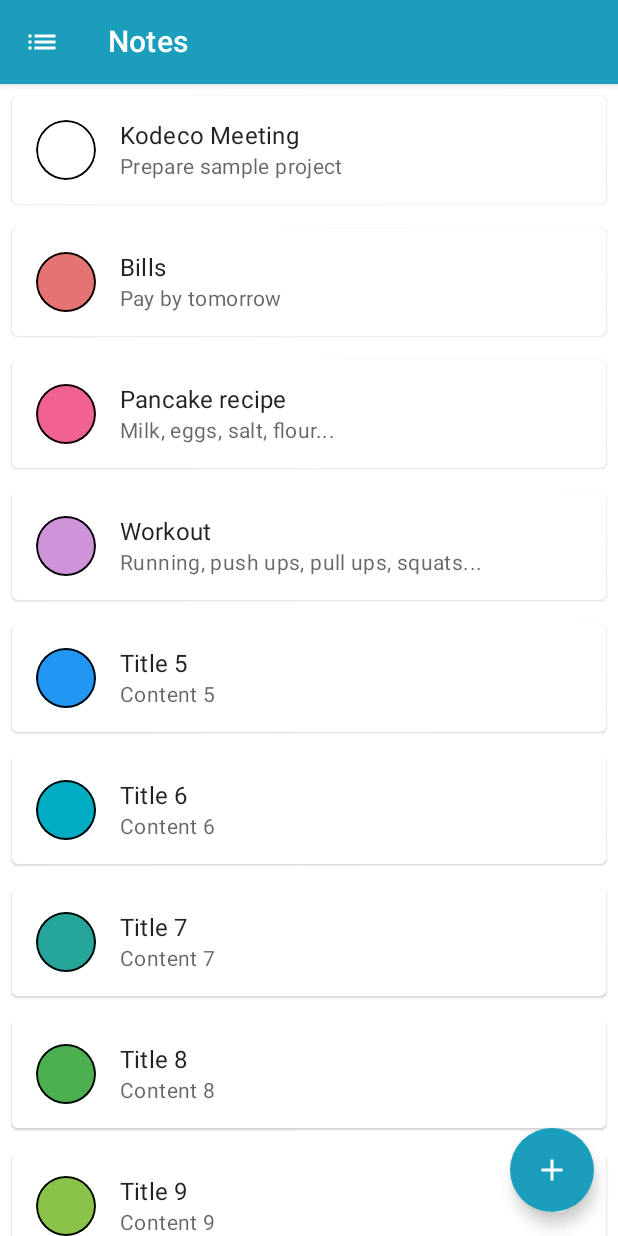
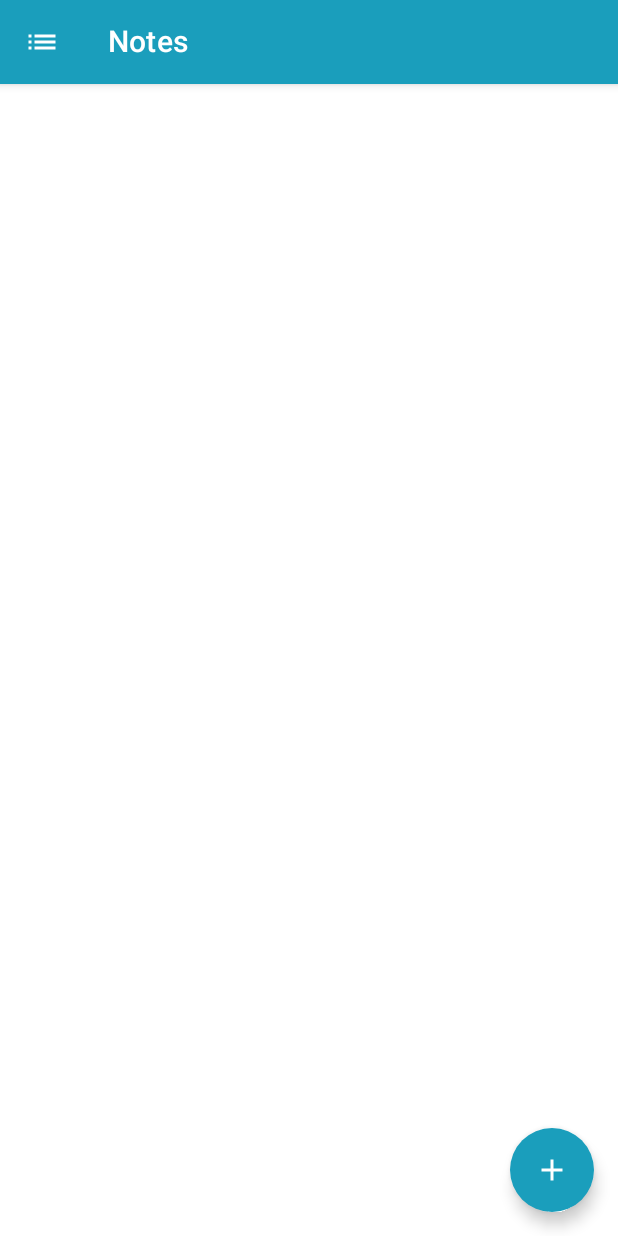
Before and after one commit to superosystem/Notes, an Android app built with Jetpack Compose: the screen it shows after launch (MainActivity), on a phone screen of 412 x 824 dp. Run offline under Robolectric (Android 15) with nearby library versions, the phone set to English and light mode, and no system bars; our stand-ins replace Room's generated code, livedata-compose.

Commit message:
Clean dummy data

```diff
--- a/app/src/main/java/org/orbitfiftyeight/android/notes/data/database/model/NoteDbModel.kt
+++ b/app/src/main/java/org/orbitfiftyeight/android/notes/data/database/model/NoteDbModel.kt
@@ -14,20 +14,4 @@ data class NoteDbModel(
   @ColumnInfo(name = "color_id") val colorId: Long,
   @ColumnInfo(name = "in_trash") val isInTrash: Boolean
 ) {
-  companion object {
-    val DEFAULT_NOTES = listOf(
-      NoteDbModel(1, "Kodeco Meeting", "Prepare sample project", false, false, 1, false),
-      NoteDbModel(2, "Bills", "Pay by tomorrow", false, false, 2, false),
-      NoteDbModel(3, "Pancake recipe", "Milk, eggs, salt, flour...", false, false, 3, false),
-      NoteDbModel(4, "Workout", "Running, push ups, pull ups, squats...", false, false, 4, false),
-      NoteDbModel(5, "Title 5", "Content 5", false, false, 5, false),
-      NoteDbModel(6, "Title 6", "Content 6", false, false, 6, false),
-      NoteDbModel(7, "Title 7", "Content 7", false, false, 7, false),
-      NoteDbModel(8, "Title 8", "Content 8", false, false, 8, false),
-      NoteDbModel(9, "Title 9", "Content 9", false, false, 9, false),
-      NoteDbModel(10, "Title 10", "Content 10", false, false, 10, false),
-      NoteDbModel(11, "Title 11", "Content 11", true, false, 11, false),
-      NoteDbModel(12, "Title 12", "Content 12", true, false, 12, false)
-    )
-  }
 }
--- a/app/src/main/java/org/orbitfiftyeight/android/notes/data/repository/Repository.kt
+++ b/app/src/main/java/org/orbitfiftyeight/android/notes/data/repository/Repository.kt
@@ -8,7 +8,6 @@ import org.orbitfiftyeight.android.notes.domain.model.NoteModel
  * Allows communication with the app's database.
  */
 interface Repository {
-
   // notes
   fun getAllNotesNotInTrash(): Flow<List<NoteModel>>
   fun getAllNotesInTrash(): Flow<List<NoteModel>>
--- a/app/src/main/java/org/orbitfiftyeight/android/notes/data/repository/RepositoryImpl.kt
+++ b/app/src/main/java/org/orbitfiftyeight/android/notes/data/repository/RepositoryImpl.kt
@@ -45,13 +45,6 @@ class RepositoryImpl(
             val dbColors = colorDao.getAllSync()
             if (dbColors.isEmpty()) {
                 colorDao.insertAll(*colors)
-            }
-
-            // Prepopulate notes
-            val notes = NoteDbModel.DEFAULT_NOTES.toTypedArray()
-            val dbNotes = noteDao.getAllSync()
-            if (dbNotes.isEmpty()) {
-                noteDao.insertAll(*notes)
             }
 
             postInitAction.invoke()
--- a/app/src/main/java/org/orbitfiftyeight/android/notes/ui/components/AppDrawer.kt
+++ b/app/src/main/java/org/orbitfiftyeight/android/notes/ui/components/AppDrawer.kt
@@ -34,14 +34,6 @@ private fun AppDrawerHeader() {
       modifier = Modifier
         .align(alignment = Alignment.CenterVertically)
     )
-  }
-}
-
-@Preview
-@Composable
-fun AppDrawerHeaderPreview() {
-  NotesTheme {
-    AppDrawerHeader()
   }
 }
 
@@ -110,19 +102,6 @@ private fun ScreenNavigationButton(
   }
 }
 
-@Preview
-@Composable
-fun ScreenNavigationButtonPreview() {
-  NotesTheme {
-    ScreenNavigationButton(
-      icon = Icons.Filled.Home,
-      label = "Notes",
-      isSelected = true,
-      onClick = { }
-    )
-  }
-}
-
 @Composable
 private fun LightDarkThemeItem() {
   Row(
@@ -145,14 +124,6 @@ private fun LightDarkThemeItem() {
         .padding(start = 8.dp, end = 8.dp)
         .align(alignment = Alignment.CenterVertically)
     )
-  }
-}
-
-@Preview
-@Composable
-fun LightDarkThemeItemPreview() {
-  NotesTheme {
-    LightDarkThemeItem()
   }
 }
 
@@ -188,6 +159,35 @@ fun AppDrawer(
 
 @Preview
 @Composable
+fun AppDrawerHeaderPreview() {
+  NotesTheme {
+    AppDrawerHeader()
+  }
+}
+
+@Preview
+@Composable
+fun ScreenNavigationButtonPreview() {
+  NotesTheme {
+    ScreenNavigationButton(
+      icon = Icons.Filled.Home,
+      label = "Notes",
+      isSelected = true,
+      onClick = { }
+    )
+  }
+}
+
+@Preview
+@Composable
+fun LightDarkThemeItemPreview() {
+  NotesTheme {
+    LightDarkThemeItem()
+  }
+}
+
+@Preview
+@Composable
 fun AppDrawerPreview() {
   NotesTheme {
     AppDrawer(Screen.Notes, {})
```
